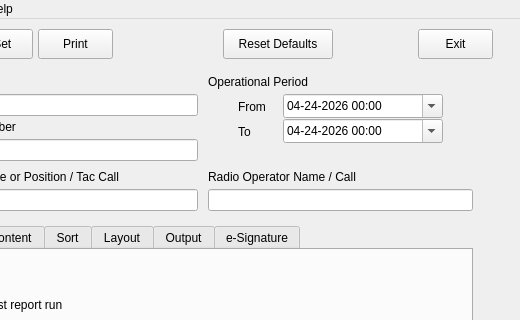
First picture: the form in ui/ics309builder.ui, repository jimmcguffin/OpenPMM, before the edit; both pictures show x 92 to 612 and y 0 to 320 of the 612 by 600 pixel window.
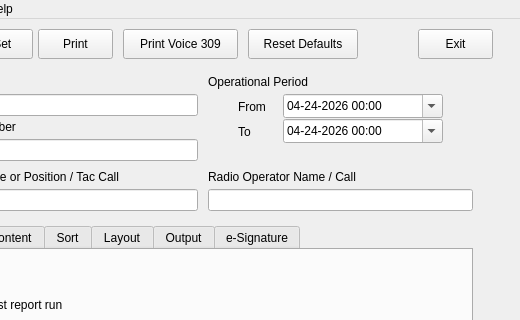
Second picture: the form after the edit.

Commit message: Experimental generation of voice 309 form, usable but needs refining

Patch:
```diff
--- a/ui/ics309builder.ui
+++ b/ui/ics309builder.ui
@@ -480,7 +480,7 @@
    <widget class="QPushButton" name="c_reset_defaults">
     <property name="geometry">
      <rect>
-      <x>315</x>
+      <x>340</x>
       <y>10</y>
       <width>110</width>
       <height>30</height>
@@ -490,6 +490,19 @@
      <string>Reset Defaults</string>
     </property>
    </widget>
+   <widget class="QPushButton" name="c_print_voice">
+    <property name="geometry">
+     <rect>
+      <x>215</x>
+      <y>10</y>
+      <width>115</width>
+      <height>30</height>
+     </rect>
+    </property>
+    <property name="text">
+     <string>Print Voice 309</string>
+    </property>
+   </widget>
   </widget>
   <widget class="QMenuBar" name="menubar">
    <property name="geometry">
```
The commit also changes 8 other files.
